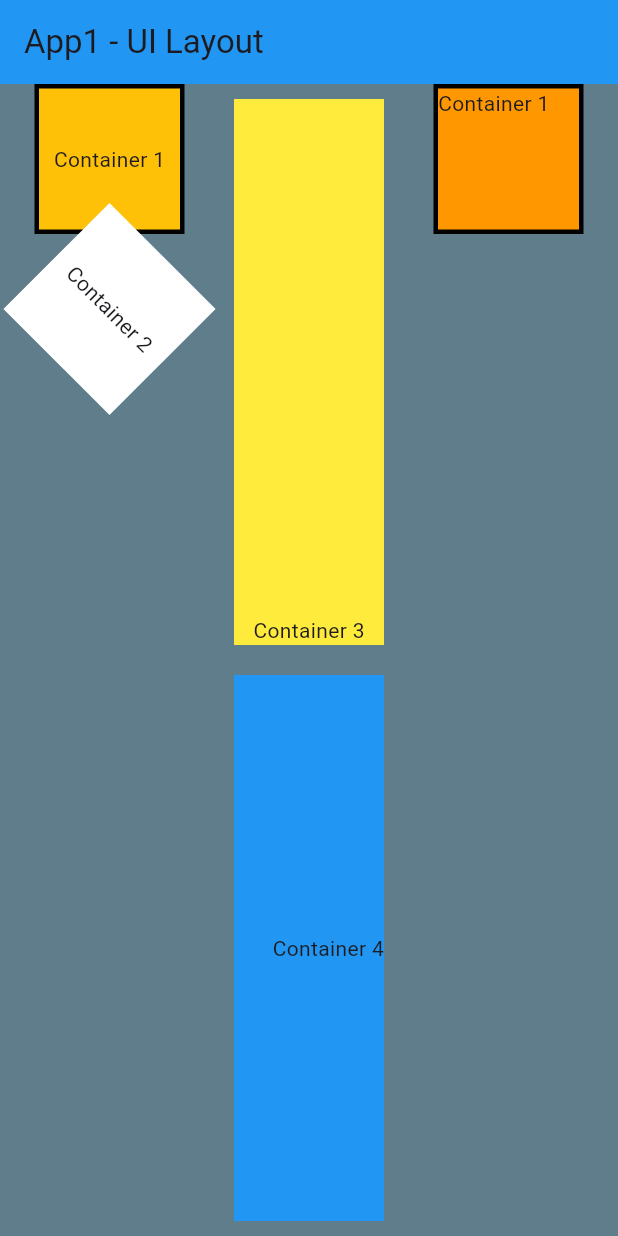
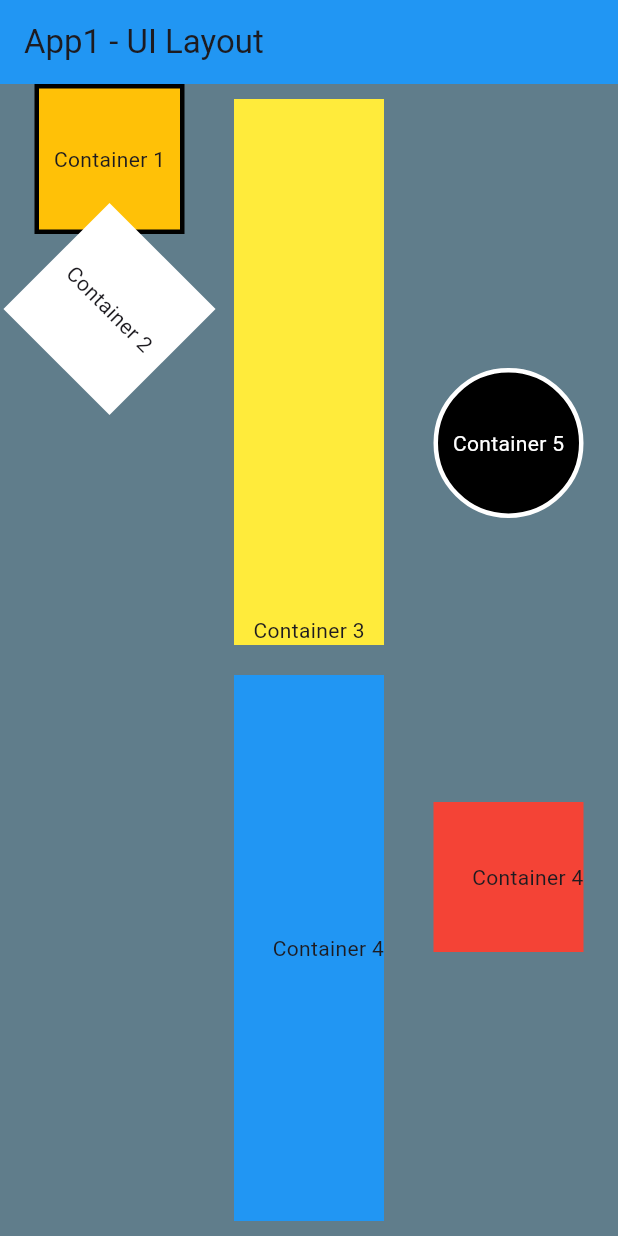
Before and after one commit to reo-duque/DMIT-2504-Assignment, a Flutter app: the screen it shows after launch, on a phone screen of 412 x 824 dp. Run offline on Flutter 3.47's test engine with Material 3 defaults, Android fonts, the phone set to English and light mode, and no system bars.

Commit message:
cannot figure out third column

```diff
--- a/Assignment 1/assignment1_reoduque/lib/main.dart
+++ b/Assignment 1/assignment1_reoduque/lib/main.dart
@@ -93,14 +93,34 @@ class MyApp extends StatelessWidget {
               ],
             ),
             Column(
+              mainAxisAlignment: MainAxisAlignment.spaceEvenly,
               children: <Widget>[
                 Container(
-                    height: 100.0,
-                    width: 100.0,
-                    decoration: BoxDecoration(
-                        color: Colors.orange,
-                        border: Border.all(color: Colors.black, width: 3)),
-                    child: const Text('Container 1'))
+                  height: 100.0,
+                  width: 100.0,
+                  decoration: BoxDecoration(
+                      color: Colors.black,
+                      shape: BoxShape.circle,
+                      border: Border.all(color: Colors.white, width: 3)),
+                  child: const Align(
+                    alignment: Alignment.center,
+                    child: Text(
+                      'Container 5',
+                      style: TextStyle(
+                        color: Colors.white,
+                      ),
+                    ),
+                  ),
+                ),
+                Container(
+                  height: 100.0,
+                  width: 100.0,
+                  color: Colors.red,
+                  child: const Align(
+                    alignment: Alignment.centerRight,
+                    child: Text('Container 4'),
+                  ),
+                ),
               ],
             ),
           ],
```
